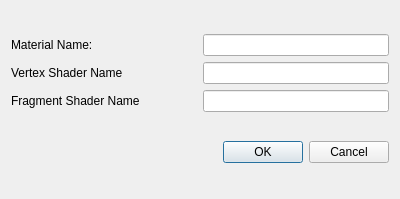
First picture: the form in Src/NewMaterialDialog.ui, repository ironsteel/QtOME, before the edit.
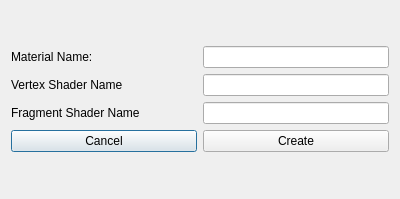
Second picture: the form after the edit.

Commit message:
Don't show create button
Don't show create button in dialog if
no material name is given

What changed in the file:
```diff
--- a/Src/NewMaterialDialog.ui
+++ b/Src/NewMaterialDialog.ui
@@ -79,18 +79,26 @@
        </item>
       </layout>
      </item>
+     <item>
+      <layout class="QHBoxLayout" name="horizontalLayout_5">
+       <item>
+        <widget class="QPushButton" name="cancelButton">
+         <property name="text">
+          <string>Cancel</string>
+         </property>
+        </widget>
+       </item>
+       <item>
+        <widget class="QPushButton" name="createButton">
+         <property name="text">
+          <string>Create</string>
+         </property>
+        </widget>
+       </item>
+      </layout>
+     </item>
     </layout>
    </item>
-   <item>
-    <widget class="QDialogButtonBox" name="buttonBox">
-     <property name="orientation">
-      <enum>Qt::Horizontal</enum>
-     </property>
-     <property name="standardButtons">
-      <set>QDialogButtonBox::Cancel|QDialogButtonBox::Ok</set>
-     </property>
-    </widget>
-   </item>
   </layout>
  </widget>
  <resources/>
```
Left out of the diff: 45 changed lines with no effect on the pictures. The commit also changes 2 other files.
